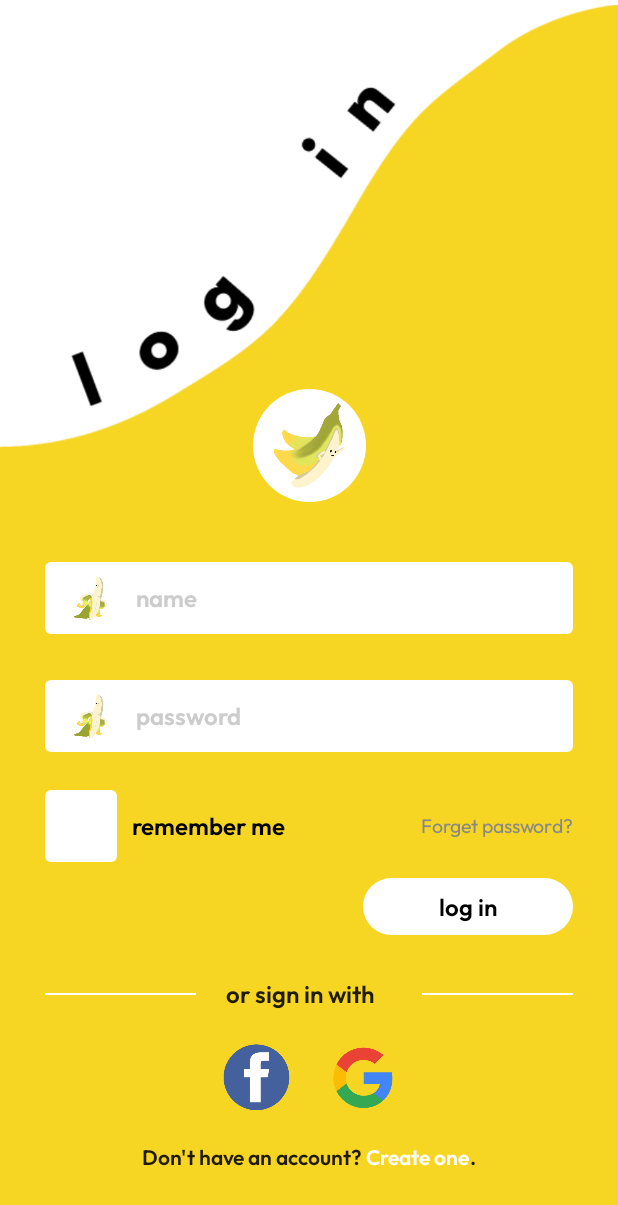
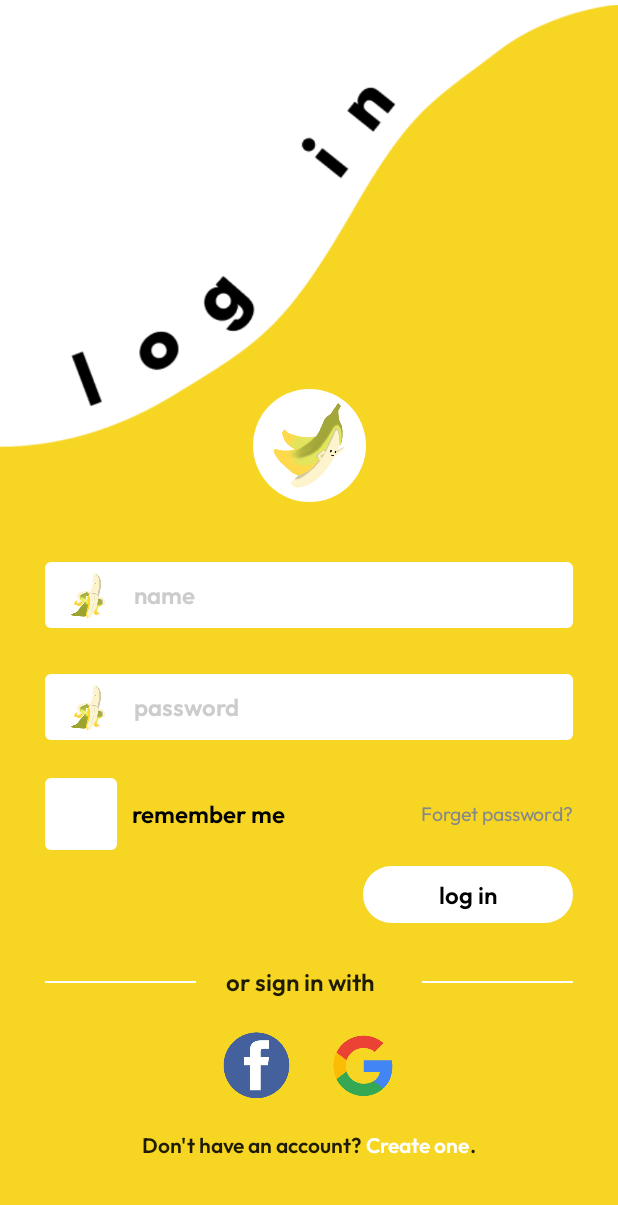
Before and after one commit to eric1162004/CSTP2205_Assignment4_Banana, an Android app built with Jetpack Compose: the screen it shows after launch (MainActivity), on a phone screen of 412 x 824 dp. Shown: the top 1205 px of the screen. Run offline under Robolectric (Android 15) with nearby library versions, the phone set to English and light mode, and no system bars.

Commit message:
fix some paddings

```diff
--- a/app/src/main/java/com/example/assignment4/MainActivity.kt
+++ b/app/src/main/java/com/example/assignment4/MainActivity.kt
@@ -1,6 +1,8 @@
 package com.example.assignment4
 
 import android.os.Bundle
+import android.view.View
+import android.view.WindowManager
 import androidx.activity.ComponentActivity
 import androidx.activity.compose.setContent
 import androidx.compose.foundation.ExperimentalFoundationApi
@@ -15,6 +17,11 @@ class MainActivity : ComponentActivity() {
     @ExperimentalFoundationApi
     override fun onCreate(savedInstanceState: Bundle?) {
         super.onCreate(savedInstanceState)
+
+        // Temp Fix to hide System Status bar
+        window.decorView.systemUiVisibility = View.SYSTEM_UI_FLAG_FULLSCREEN
+        actionBar?.hide()
+
         setContent {
             Assignment4Theme {
                 Surface(color = MaterialTheme.colors.background) {
--- a/app/src/main/java/com/example/assignment4/view/reusables/CustomTextField.kt
+++ b/app/src/main/java/com/example/assignment4/view/reusables/CustomTextField.kt
@@ -25,7 +25,7 @@ fun CustomTextField(
     fontColor: Color = Color.Black,
     leadingImageResource: Int = R.drawable.banana_default,
     modifier: Modifier = Modifier,
-    padding: Dp = 14.dp,
+    padding: Dp = 12.dp,
     placeHolderText: String = "placeholder",
     value: String,
     onValueChange: (text: String) -> Unit,
@@ -71,6 +71,5 @@ fun CustomTextField(
                 innerTextField()
             }
         )
-
     }
 }
--- a/app/src/main/java/com/example/assignment4/view/screens/SignUpScreen.kt
+++ b/app/src/main/java/com/example/assignment4/view/screens/SignUpScreen.kt
@@ -36,7 +36,7 @@ fun SignUpScreen(
                 .fillMaxWidth()
                 .scale(1.05f)
                 .weight(.8f)
-                .offset(y = 10.dp)
+//                .offset(y = 10.dp)
         )
 
         // Screen Content
--- a/app/src/main/java/com/example/assignment4/view/screens/WelcomeScreen.kt
+++ b/app/src/main/java/com/example/assignment4/view/screens/WelcomeScreen.kt
@@ -28,7 +28,7 @@ fun WelcomeScreen() {
             modifier = Modifier
                 .fillMaxWidth()
                 .scale(1.05f)
-                .weight(.75f)
+                .weight(.8f)
         )
 
         Spacer(
```
